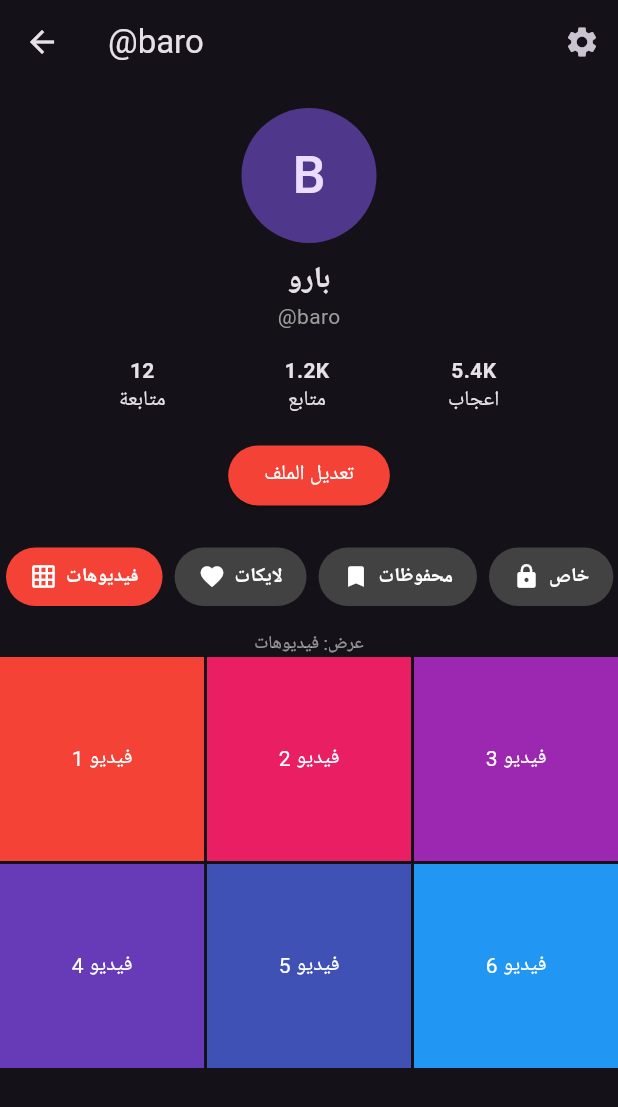
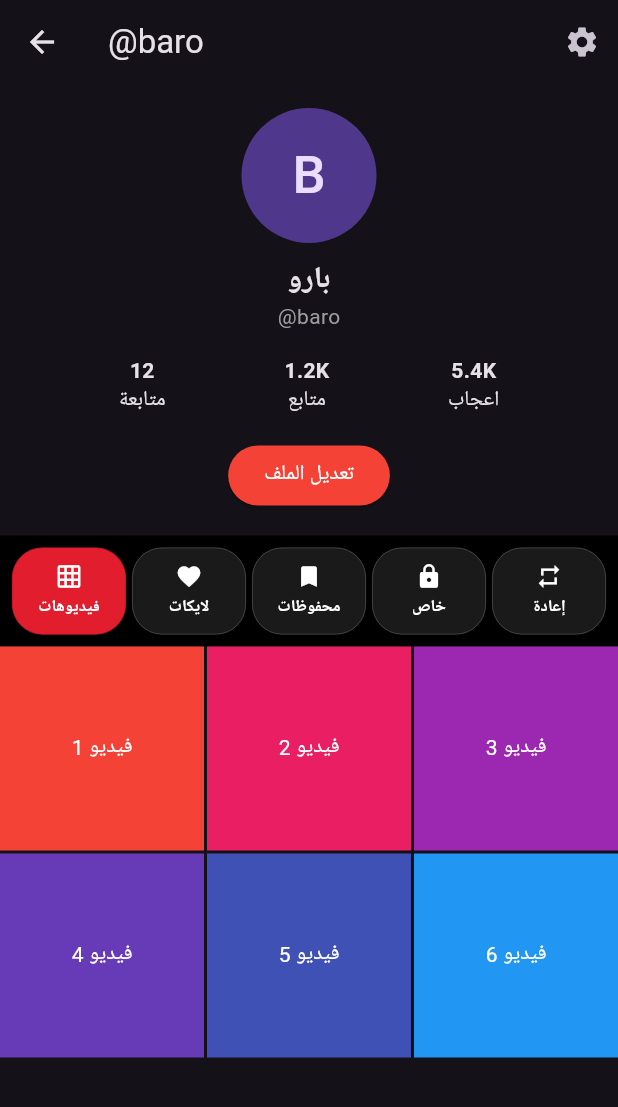
Before and after one commit to malhnyn871-a11y/luxy, a Flutter app: the ProfileScreen screen opened directly, on a phone screen of 412 x 824 dp. Shown: the top 1107 px of the screen. Run offline on Flutter 3.47's test engine with Material 3 defaults, Android fonts, the phone set to English and light mode, and no system bars.

Commit message:
Fixed profile tabs black white red

```diff
--- a/lib/main.dart
+++ b/lib/main.dart
@@ -489,10 +489,28 @@ void showCommentsSheet(BuildContext context) {
 
 
 
+
 class LuxyProfileTabs extends StatefulWidget {
   const LuxyProfileTabs({super.key});
   @override State<LuxyProfileTabs> createState() => _LuxyProfileTabsState();
 }
+class _LuxyProfileTabsState extends State<LuxyProfileTabs> {
+  int selected = 0;
+  final List<Map<String, dynamic>> tabs = [
+    {'icon': Icons.grid_on, 'label': 'فيديوهات'},
+    {'icon': Icons.favorite, 'label': 'لايكات'},
+    {'icon': Icons.bookmark, 'label': 'محفوظات'},
+    {'icon': Icons.lock, 'label': 'خاص'},
+    {'icon': Icons.repeat, 'label': 'إعادة'},
+  ];
+  @override Widget build(BuildContext context) {
+    return Container(color: Colors.black, padding: const EdgeInsets.symmetric(horizontal: 6, vertical: 8), child: Row(children: List.generate(tabs.length, (i) {
+      bool active = selected == i;
+      return Expanded(child: GestureDetector(onTap: () { setState(() { selected = i; }); }, child: Container(margin: const EdgeInsets.symmetric(horizontal: 2), padding: const EdgeInsets.symmetric(vertical: 10), decoration: BoxDecoration(color: active ? const Color(0xFFE11D2E) : const Color(0xFF1A1A1A), borderRadius: BorderRadius.circular(20), border: Border.all(color: active ? const Color(0xFFE11D2E) : Colors.white24, width: 0.5)), child: Column(mainAxisSize: MainAxisSize.min, children: [Icon(tabs[i]['icon'], color: Colors.white, size: 18), const SizedBox(height: 3), Text(tabs[i]['label'], style: const TextStyle(color: Colors.white, fontWeight: FontWeight.bold, fontSize: 11))]))));
+    })));
+  }
+}
+
 class _LuxyProfileTabsState extends State<LuxyProfileTabs> {
   int selected = 0;
   final List<Map<String, dynamic>> tabs = [
```
